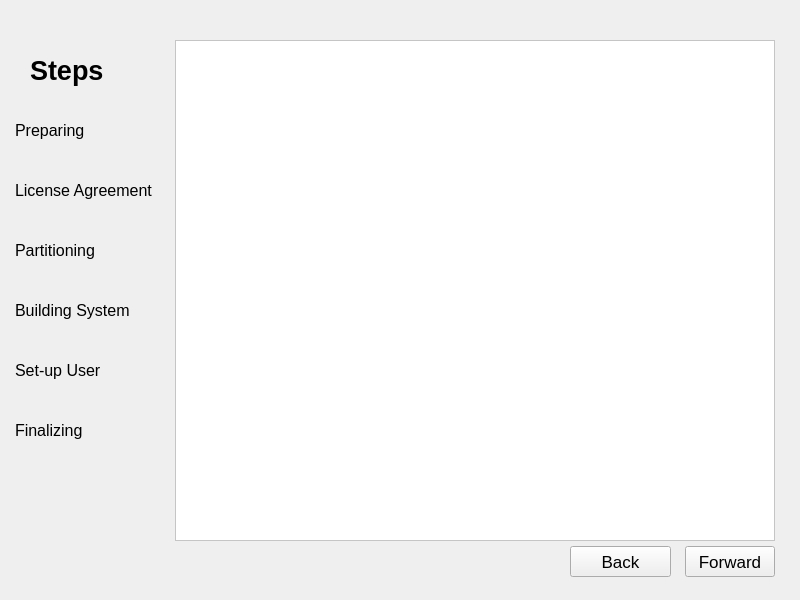
Before: the Qt Designer form NewQtUi/AOSC_Installer_MainWindow.ui in AOSC-Archive/AOSC-LiveKit, drawn with Qt 5.
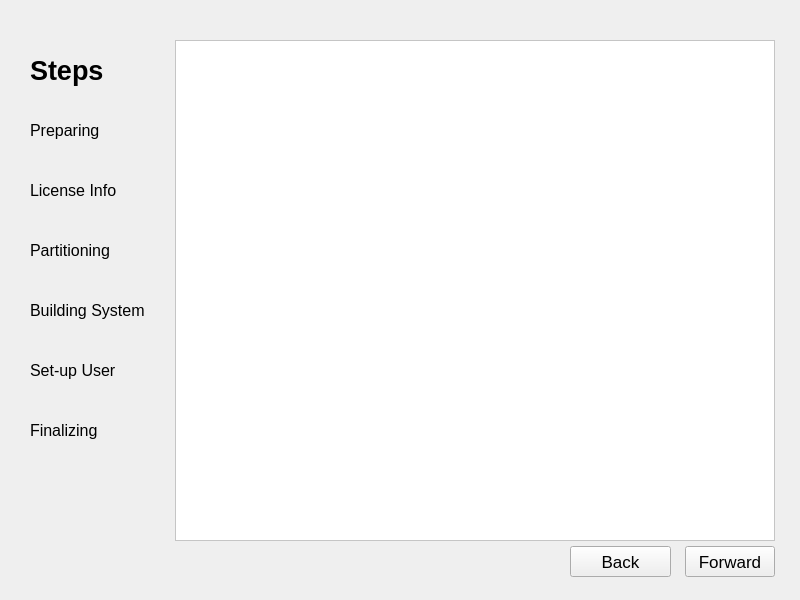
After: the same form once the commit is applied.

What changed in the file:
```diff
--- a/NewQtUi/AOSC_Installer_MainWindow.ui
+++ b/NewQtUi/AOSC_Installer_MainWindow.ui
@@ -41,7 +41,7 @@
    <widget class="QLabel" name="GetStartLabel">
     <property name="geometry">
      <rect>
-      <x>15</x>
+      <x>30</x>
       <y>120</y>
       <width>111</width>
       <height>20</height>
@@ -59,7 +59,7 @@
    <widget class="QLabel" name="ReadingLabel">
     <property name="geometry">
      <rect>
-      <x>15</x>
+      <x>30</x>
       <y>180</y>
       <width>161</width>
       <height>20</height>
@@ -71,13 +71,13 @@
      </font>
     </property>
     <property name="text">
-     <string>License Agreement</string>
+     <string>License Info</string>
     </property>
    </widget>
    <widget class="QLabel" name="PartedLabel">
     <property name="geometry">
      <rect>
-      <x>15</x>
+      <x>30</x>
       <y>240</y>
       <width>131</width>
       <height>20</height>
@@ -95,7 +95,7 @@
    <widget class="QLabel" name="InstallSystemLabel">
     <property name="geometry">
      <rect>
-      <x>15</x>
+      <x>30</x>
       <y>300</y>
       <width>141</width>
       <height>20</height>
@@ -113,7 +113,7 @@
    <widget class="QLabel" name="SetUserLabel">
     <property name="geometry">
      <rect>
-      <x>15</x>
+      <x>30</x>
       <y>360</y>
       <width>131</width>
       <height>20</height>
@@ -131,7 +131,7 @@
    <widget class="QLabel" name="AllDoneLabel">
     <property name="geometry">
      <rect>
-      <x>15</x>
+      <x>30</x>
       <y>420</y>
       <width>131</width>
       <height>20</height>
```
Left out of the diff: 2 changed lines with no effect on the pictures.
